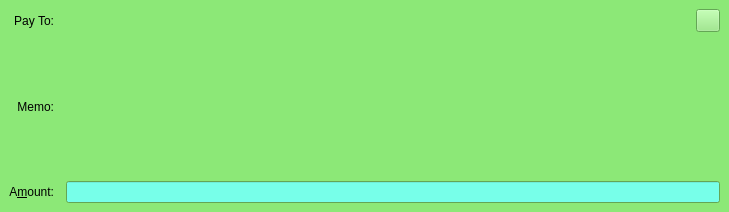
Qt form src/qt/forms/sendcoinsentry.ui (firoorg/firo) before a commit.
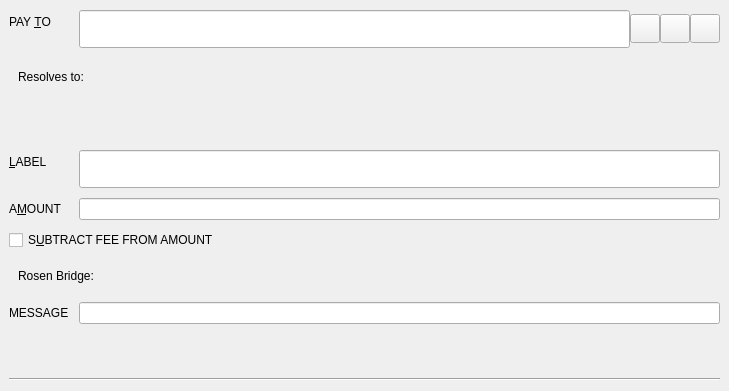
The same form after that commit. The open tabs and pages were chosen to show the change. Icons and pictures are not drawn. Custom widgets are drawn as their Qt base class.

Commit message: Qt: Redesign wallet UI with light/dark theme support (#1914)

The edit to the form file:
```diff
--- a/src/qt/forms/sendcoinsentry.ui
+++ b/src/qt/forms/sendcoinsentry.ui
@@ -23,26 +23,29 @@
    <property name="frameShape">
     <enum>QFrame::NoFrame</enum>
    </property>
-   <layout class="QGridLayout" name="gridLayout">
+   <layout class="QFormLayout" name="gridLayout">
+    <property name="fieldGrowthPolicy">
+     <enum>QFormLayout::ExpandingFieldsGrow</enum>
+    </property>
+    <property name="rowWrapPolicy">
+     <enum>QFormLayout::WrapLongRows</enum>
+    </property>
+    <property name="labelAlignment">
+     <set>Qt::AlignLeft|Qt::AlignVCenter</set>
+    </property>
+    <property name="spacing">
+     <number>10</number>
+    </property>
     <property name="topMargin">
-     <number>8</number>
+     <number>10</number>
     </property>
     <property name="bottomMargin">
-     <number>4</number>
-    </property>
-    <property name="horizontalSpacing">
-     <number>12</number>
-    </property>
-    <property name="verticalSpacing">
-     <number>8</number>
+     <number>10</number>
     </property>
     <item row="0" column="0">
      <widget class="QLabel" name="payToLabel">
       <property name="text">
-       <string>Pay &amp;To:</string>
-      </property>
-      <property name="alignment">
-       <set>Qt::AlignRight|Qt::AlignTrailing|Qt::AlignVCenter</set>
+       <string>PAY &amp;TO</string>
       </property>
       <property name="buddy">
        <cstring>payTo</cstring>
@@ -56,6 +59,12 @@
       </property>
       <item>
        <widget class="QValidatedLineEdit" name="payTo">
+        <property name="minimumSize">
+         <size>
+          <width>0</width>
+          <height>38</height>
+         </size>
+        </property>
         <property name="toolTip">
          <string>The Firo address to send the payment to</string>
         </property>
@@ -129,7 +138,53 @@
       </item>
      </layout>
     </item>
-    <item row="1" column="1">
+    <item row="1" column="0" colspan="2">
+     <widget class="QWidget" name="sparkNameResolvedRow" native="true">
+     <property name="visible">
+      <bool>false</bool>
+     </property>
+     <layout class="QHBoxLayout" name="horizontalLayoutSparkNameResolved">
+      <property name="spacing">
+       <number>6</number>
+      </property>
+      <item>
+       <widget class="QLabel" name="sparkNameResolvedLabel">
+        <property name="text">
+         <string>Resolves to:</string>
+        </property>
+       </widget>
+      </item>
+      <item>
+       <widget class="QLabel" name="sparkNameResolvedAddress">
+        <property name="text">
+         <string/>
+        </property>
+        <property name="textInteractionFlags">
+         <set>Qt::TextSelectableByMouse</set>
+        </property>
+       </widget>
+      </item>
+      <item>
+       <spacer name="horizontalSpacerSparkNameResolved">
+        <property name="orientation">
+         <enum>Qt::Horizontal</enum>
+        </property>
+        <property name="sizeHint" stdset="0">
+         <size>
+          <width>40</width>
+          <height>20</height>
+         </size>
+        </property>
+       </spacer>
+      </item>
+     </layout>
+     </widget>
+    </item>
+    <item row="2" column="0" colspan="2">
+     <widget class="QWidget" name="addressWarningRow" native="true">
+     <property name="visible">
+      <bool>false</bool>
+     </property>
      <layout class="QHBoxLayout" name="horizontalLayoutWarning" stretch="0,1">
       <property name="spacing">
        <number>0</number>
@@ -155,113 +210,141 @@
           10
         </property>
         <property name="styleSheet">
-          <string>margin-left:-30px;margin-right:-10px;margin-top:2px;</string>
+          <string>margin-top:2px;</string>
         </property>
        </widget>
       </item>
       <item>
         <widget class="QLabel" name="textWarning">
+          <property name="wordWrap">
+           <bool>true</bool>
+          </property>
           <property name="text">
           <string></string>
           </property>
-          <property name="styleSheet">
-            <string>color: #FFA800; margin-left:-10px;</string>
-          </property>
         </widget>
       </item>
      </layout>
+     </widget>
     </item>
-    <item row="2" column="0">
+    <item row="3" column="0">
      <widget class="QLabel" name="labellLabel">
       <property name="text">
-       <string>&amp;Label:</string>
-      </property>
-      <property name="alignment">
-       <set>Qt::AlignRight|Qt::AlignTrailing|Qt::AlignVCenter</set>
+       <string>&amp;LABEL</string>
       </property>
       <property name="buddy">
        <cstring>addAsLabel</cstring>
       </property>
      </widget>
     </item>
-    <item row="2" column="1">
+    <item row="3" column="1">
      <widget class="QLineEdit" name="addAsLabel">
+      <property name="minimumSize">
+       <size>
+        <width>0</width>
+        <height>38</height>
+       </size>
+      </property>
       <property name="toolTip">
        <string>Enter a label for this address to add it to the list of used addresses</string>
       </property>
      </widget>
     </item>
-    <item row="3" column="0">
+    <item row="4" column="0">
      <widget class="QLabel" name="amountLabel">
       <property name="text">
-       <string>A&amp;mount:</string>
-      </property>
-      <property name="alignment">
-       <set>Qt::AlignRight|Qt::AlignTrailing|Qt::AlignVCenter</set>
+       <string>A&amp;MOUNT</string>
       </property>
       <property name="buddy">
        <cstring>payAmount</cstring>
       </property>
      </widget>
     </item>
-    <item row="3" column="1">
-     <layout class="QHBoxLayout" name="horizontalLayoutAmount" stretch="0,1">
+    <item row="4" column="1">
+     <layout class="QHBoxLayout" name="horizontalLayoutAmount" stretch="1">
       <item>
        <widget class="BitcoinAmountField" name="payAmount"/>
       </item>
+     </layout>
+    </item>
+    <item row="5" column="0" colspan="2">
+     <layout class="QHBoxLayout" name="horizontalLayoutSubtractFee">
       <item>
        <widget class="QCheckBox" name="checkboxSubtractFeeFromAmount">
         <property name="toolTip">
          <string>The fee will be deducted from the amount being sent. The recipient will receive less firos than you enter in the amount field. If multiple recipients are selected, the fee is split equally.</string>
         </property>
         <property name="text">
-         <string>S&amp;ubtract fee from amount</string>
+         <string>S&amp;UBTRACT FEE FROM AMOUNT</string>
         </property>
        </widget>
       </item>
+      <item>
+       <spacer name="horizontalSpacerSubtractFee">
+        <property name="orientation">
+         <enum>Qt::Horizontal</enum>
+        </property>
+        <property name="sizeHint" stdset="0">
+         <size>
+          <width>40</width>
+          <height>20</height>
+         </size>
+        </property>
+       </spacer>
+      </item>
      </layout>
     </item>
-    <item row="4" column="0">
-     <widget class="QLabel" name="rosenBridgeLabel">
-      <property name="text">
-       <string>Rosen Bridge:</string>
+    <item row="6" column="0" colspan="2">
+     <widget class="QWidget" name="rosenBridgeRow" native="true">
+     <property name="visible">
+      <bool>false</bool>
+     </property>
+     <layout class="QHBoxLayout" name="horizontalLayoutRosenBridge">
+      <property name="spacing">
+       <number>6</number>
       </property>
-      <property name="alignment">
-       <set>Qt::AlignRight|Qt::AlignTop|Qt::AlignTrailing</set>
-      </property>
+      <item>
+       <widget class="QLabel" name="rosenBridgeLabel">
+        <property name="text">
+         <string>Rosen Bridge:</string>
+        </property>
+       </widget>
+      </item>
+      <item>
+       <widget class="QLabel" name="rosenBridgeDetails">
+        <property name="text">
+         <string/>
+        </property>
+        <property name="wordWrap">
+         <bool>true</bool>
+        </property>
+        <property name="textInteractionFlags">
+         <set>Qt::TextSelectableByMouse</set>
+        </property>
+       </widget>
+      </item>
+     </layout>
      </widget>
     </item>
-    <item row="4" column="1">
-     <widget class="QLabel" name="rosenBridgeDetails">
-      <property name="text">
-       <string/>
-      </property>
-      <property name="wordWrap">
-       <bool>true</bool>
-      </property>
-      <property name="textInteractionFlags">
-       <set>Qt::TextSelectableByMouse</set>
-      </property>
-     </widget>
-    </item>
-    <item row="6" column="0">
+    <item row="7" column="0">
      <widget class="QLabel" name="messageLabel">
       <property name="text">
-       <string>Message:</string>
-      </property>
-      <property name="alignment">
-       <set>Qt::AlignRight|Qt::AlignTrailing|Qt::AlignVCenter</set>
+       <string>MESSAGE</string>
       </property>
      </widget>
     </item>
-    <item row="6" column="1">
-    <widget class="QLineEdit" name="messageTextLabel">
+    <item row="7" column="1">
+     <widget class="QLineEdit" name="messageTextLabel">
       <property name="toolTip">
       <string>Optional message for this transaction</string>
       </property>
     </widget>
     </item>
-   <item row="7" column="1">
+    <item row="8" column="0" colspan="2">
+     <widget class="QWidget" name="messageWarningRow" native="true">
+     <property name="visible">
+      <bool>false</bool>
+     </property>
      <layout class="QHBoxLayout" name="horizontalLayoutWarning1" stretch="0,1">
       <property name="spacing">
        <number>0</number>
@@ -287,23 +370,24 @@
           10
         </property>
         <property name="styleSheet">
-          <string>margin-left:-30px;margin-right:-10px;margin-top:2px;</string>
+          <string>margin-top:2px;</string>
         </property>
        </widget>
       </item>
       <item>
         <widget class="QLabel" name="messageWarning">
+          <property name="wordWrap">
+           <bool>true</bool>
+          </property>
           <property name="text">
           <string></string>
           </property>
-          <property name="styleSheet">
-            <string>color: #FFA800; margin-left:-10px;</string>
-          </property>
         </widget>
       </item>
      </layout>
+     </widget>
     </item>
-    <item row="5" column="0" colspan="2">
+    <item row="9" column="0" colspan="2">
      <widget class="Line" name="line">
       <property name="orientation">
        <enum>Qt::Horizontal</enum>
@@ -312,1041 +396,6 @@
     </item>
    </layout>
   </widget>
-  <widget class="QFrame" name="SendCoins_UnauthenticatedPaymentRequest">
-   <property name="palette">
-    <palette>
-     <active>
-      <colorrole role="WindowText">
-       <brush brushstyle="SolidPattern">
-        <color alpha="255">
-         <red>0</red>
-         <green>0</green>
-         <blue>0</blue>
-        </color>
-       </brush>
-      </colorrole>
-      <colorrole role="Button">
-       <brush brushstyle="SolidPattern">
-        <color alpha="255">
-         <red>255</red>
-         <green>255</green>
-         <blue>127</blue>
-        </color>
-       </brush>
-      </colorrole>
-      <colorrole role="Light">
-       <brush brushstyle="SolidPattern">
-        <color alpha="255">
-         <red>255</red>
-         <green>255</green>
-         <blue>255</blue>
-        </color>
-       </brush>
-      </colorrole>
-      <colorrole role="Midlight">
-       <brush brushstyle="SolidPattern">
-        <color alpha="255">
-         <red>255</red>
-         <green>255</green>
-         <blue>191</blue>
-        </color>
-       </brush>
-      </colorrole>
-      <colorrole role="Dark">
-       <brush brushstyle="SolidPattern">
-        <color alpha="255">
-         <red>127</red>
-         <green>127</green>
-         <blue>63</blue>
-        </color>
-       </brush>
-      </colorrole>
-      <colorrole role="Mid">
-       <brush brushstyle="SolidPattern">
-        <color alpha="255">
-         <red>170</red>
-         <green>170</green>
-         <blue>84</blue>
-        </color>
-       </brush>
-      </colorrole>
-      <colorrole role="Text">
-       <brush brushstyle="SolidPattern">
-        <color alpha="255">
-         <red>0</red>
-         <green>0</green>
-         <blue>0</blue>
-        </color>
-       </brush>
-      </colorrole>
-      <colorrole role="BrightText">
-       <brush brushstyle="SolidPattern">
-        <color alpha="255">
-         <red>255</red>
-         <green>255</green>
-         <blue>255</blue>
-        </color>
-       </brush>
-      </colorrole>
-      <colorrole role="ButtonText">
-       <brush brushstyle="SolidPattern">
-        <color alpha="255">
-         <red>0</red>
-         <green>0</green>
-         <blue>0</blue>
-        </color>
-       </brush>
-      </colorrole>
-      <colorrole role="Base">
-       <brush brushstyle="SolidPattern">
-        <color alpha="255">
-         <red>255</red>
-         <green>255</green>
-         <blue>255</blue>
-        </color>
-       </brush>
-      </colorrole>
-      <colorrole role="Window">
-       <brush brushstyle="SolidPattern">
-        <color alpha="255">
-         <red>255</red>
-         <green>255</green>
-         <blue>127</blue>
-        </color>
-       </brush>
-      </colorrole>
-      <colorrole role="Shadow">
-       <brush brushstyle="SolidPattern">
-        <color alpha="255">
-         <red>0</red>
-         <green>0</green>
-         <blue>0</blue>
-        </color>
-       </brush>
-      </colorrole>
-      <colorrole role="AlternateBase">
-       <brush brushstyle="SolidPattern">
-        <color alpha="255">
-         <red>255</red>
-         <green>255</green>
-         <blue>191</blue>
-        </color>
-       </brush>
-      </colorrole>
-      <colorrole role="ToolTipBase">
-       <brush brushstyle="SolidPattern">
-        <color alpha="255">
-         <red>255</red>
-         <green>255</green>
-         <blue>220</blue>
-        </color>
-       </brush>
-      </colorrole>
-      <colorrole role="ToolTipText">
-       <brush brushstyle="SolidPattern">
-        <color alpha="255">
-         <red>0</red>
-         <green>0</green>
-         <blue>0</blue>
-        </color>
-       </brush>
-      </colorrole>
-     </active>
-     <inactive>
-      <colorrole role="WindowText">
-       <brush brushstyle="SolidPattern">
-        <color alpha="255">
-         <red>0</red>
-         <green>0</green>
-         <blue>0</blue>
-        </color>
-       </brush>
-      </colorrole>
-      <colorrole role="Button">
-       <brush brushstyle="SolidPattern">
-        <color alpha="255">
-         <red>255</red>
-         <green>255</green>
-         <blue>127</blue>
-        </color>
-       </brush>
-      </colorrole>
-      <colorrole role="Light">
-       <brush brushstyle="SolidPattern">
-        <color alpha="255">
-         <red>255</red>
-         <green>255</green>
-         <blue>255</blue>
-        </color>
-       </brush>
-      </colorrole>
-      <colorrole role="Midlight">
-       <brush brushstyle="SolidPattern">
-        <color alpha="255">
-         <red>255</red>
-         <green>255</green>
-         <blue>191</blue>
-        </color>
-       </brush>
-      </colorrole>
-      <colorrole role="Dark">
-       <brush brushstyle="SolidPattern">
-        <color alpha="255">
-         <red>127</red>
-         <green>127</green>
-         <blue>63</blue>
-        </color>
-       </brush>
-      </colorrole>
-      <colorrole role="Mid">
-       <brush brushstyle="SolidPattern">
-        <color alpha="255">
-         <red>170</red>
-         <green>170</green>
-         <blue>84</blue>
-        </color>
-       </brush>
-      </colorrole>
-      <colorrole role="Text">
-       <brush brushstyle="SolidPattern">
-        <color alpha="255">
-         <red>0</red>
-         <green>0</green>
-         <blue>0</blue>
-        </color>
-       </brush>
-      </colorrole>
-      <colorrole role="BrightText">
-       <brush brushstyle="SolidPattern">
-        <color alpha="255">
-         <red>255</red>
-         <green>255</green>
-         <blue>255</blue>
-        </color>
-       </brush>
-      </colorrole>
-      <colorrole role="ButtonText">
-       <brush brushstyle="SolidPattern">
-        <color alpha="255">
-         <red>0</red>
-         <green>0</green>
-         <blue>0</blue>
-        </color>
-       </brush>
-      </colorrole>
-      <colorrole role="Base">
-       <brush brushstyle="SolidPattern">
-        <color alpha="255">
-         <red>255</red>
-         <green>255</green>
-         <blue>255</blue>
-        </color>
-       </brush>
-      </colorrole>
-      <colorrole role="Window">
-       <brush brushstyle="SolidPattern">
-        <color alpha="255">
-         <red>255</red>
-         <green>255</green>
-         <blue>127</blue>
-        </color>
-       </brush>
-      </colorrole>
-      <colorrole role="Shadow">
-       <brush brushstyle="SolidPattern">
-        <color alpha="255">
-         <red>0</red>
-         <green>0</green>
-         <blue>0</blue>
-        </color>
-       </brush>
-      </colorrole>
-      <colorrole role="AlternateBase">
-       <brush brushstyle="SolidPattern">
-        <color alpha="255">
-         <red>255</red>
-         <green>255</green>
-         <blue>191</blue>
-        </color>
-       </brush>
-      </colorrole>
-      <colorrole role="ToolTipBase">
-       <brush brushstyle="SolidPattern">
-        <color alpha="255">
-         <red>255</red>
-         <green>255</green>
-         <blue>220</blue>
-        </color>
-       </brush>
-      </colorrole>
-      <colorrole role="ToolTipText">
-       <brush brushstyle="SolidPattern">
-        <color alpha="255">
-         <red>0</red>
-         <green>0</green>
-         <blue>0</blue>
-        </color>
-       </brush>
-      </colorrole>
-     </inactive>
-     <disabled>
-      <colorrole role="WindowText">
-       <brush brushstyle="SolidPattern">
-        <color alpha="255">
-         <red>127</red>
-         <green>127</green>
-         <blue>63</blue>
-        </color>
-       </brush>
-      </colorrole>
-      <colorrole role="Button">
-       <brush brushstyle="SolidPattern">
-        <color alpha="255">
-         <red>255</red>
-         <green>255</green>
-         <blue>127</blue>
-        </color>
-       </brush>
-      </colorrole>
-      <colorrole role="Light">
-       <brush brushstyle="SolidPattern">
-        <color alpha="255">
-         <red>255</red>
-         <green>255</green>
-         <blue>255</blue>
-        </color>
-       </brush>
-      </colorrole>
-      <colorrole role="Midlight">
-       <brush brushstyle="SolidPattern">
-        <color alpha="255">
-         <red>255</red>
-         <green>255</green>
-         <blue>191</blue>
-        </color>
-       </brush>
-      </colorrole>
-      <colorrole role="Dark">
-       <brush brushstyle="SolidPattern">
-        <color alpha="255">
-         <red>127</red>
-         <green>127</green>
-         <blue>63</blue>
-        </color>
-       </brush>
-      </colorrole>
-      <colorrole role="Mid">
-       <brush brushstyle="SolidPattern">
-        <color alpha="255">
-         <red>170</red>
-         <green>170</green>
-         <blue>84</blue>
-        </color>
-       </brush>
-      </colorrole>
-      <colorrole role="Text">
-       <brush brushstyle="SolidPattern">
-        <color alpha="255">
-         <red>127</red>
-         <green>127</green>
-         <blue>63</blue>
-        </color>
-       </brush>
-      </colorrole>
-      <colorrole role="BrightText">
-       <brush brushstyle="SolidPattern">
-        <color alpha="255">
-         <red>255</red>
-         <green>255</green>
-         <blue>255</blue>
-        </color>
-       </brush>
-      </colorrole>
-      <colorrole role="ButtonText">
-       <brush brushstyle="SolidPattern">
-        <color alpha="255">
-         <red>127</red>
-         <green>127</green>
-         <blue>63</blue>
-        </color>
-       </brush>
-      </colorrole>
-      <colorrole role="Base">
-       <brush brushstyle="SolidPattern">
-        <color alpha="255">
-         <red>255</red>
-         <green>255</green>
-         <blue>127</blue>
-        </color>
-       </brush>
-      </colorrole>
-      <colorrole role="Window">
-       <brush brushstyle="SolidPattern">
-        <color alpha="255">
-         <red>255</red>
-         <green>255</green>
-         <blue>127</blue>
-        </color>
-       </brush>
-      </colorrole>
-      <colorrole role="Shadow">
-       <brush brushstyle="SolidPattern">
-        <color alpha="255">
-         <red>0</red>
-         <green>0</green>
-         <blue>0</blue>
-        </color>
-       </brush>
-      </colorrole>
-      <colorrole role="AlternateBase">
-       <brush brushstyle="SolidPattern">
-        <color alpha="255">
-         <red>255</red>
-         <green>255</green>
-         <blue>127</blue>
-        </color>
-       </brush>
-      </colorrole>
-      <colorrole role="ToolTipBase">
-       <brush brushstyle="SolidPattern">
-        <color alpha="255">
-         <red>255</red>
-         <green>255</green>
-         <blue>220</blue>
-        </color>
-       </brush>
-      </colorrole>
-      <colorrole role="ToolTipText">
-       <brush brushstyle="SolidPattern">
-        <color alpha="255">
-         <red>0</red>
-         <green>0</green>
-         <blue>0</blue>
-        </color>
-       </brush>
-      </colorrole>
-     </disabled>
-    </palette>
-   </property>
-   <property name="toolTip">
-    <string>This is an unauthenticated payment request.</string>
-   </property>
-   <property name="autoFillBackground">
-    <bool>true</bool>
-   </property>
-   <property name="frameShape">
-    <enum>QFrame::NoFrame</enum>
-   </property>
-   <layout class="QGridLayout" name="gridLayout_is">
-    <property name="spacing">
-     <number>12</number>
-    </property>
-    <item row="0" column="0">
-     <widget class="QLabel" name="payToLabel_is">
-      <property name="text">
-       <string>Pay To:</string>
-      </property>
-      <property name="alignment">
-       <set>Qt::AlignRight|Qt::AlignTrailing|Qt::AlignVCenter</set>
-      </property>
-     </widget>
-    </item>
-    <item row="0" column="1">
-     <layout class="QHBoxLayout" name="payToLayout_is">
-      <property name="spacing">
-       <number>0</number>
-      </property>
-      <item>
-       <widget class="QLabel" name="payTo_is"/>
-      </item>
-      <item>
-       <widget class="QToolButton" name="deleteButton_is">
-        <property name="toolTip">
-         <string>Remove this entry</string>
-        </property>
-        <property name="text">
-         <string/>
-        </property>
-        <property name="icon">
-         <iconset resource="../bitcoin.qrc">
-          <normaloff>:/icons/remove</normaloff>:/icons/remove</iconset>
-        </property>
-       </widget>
-      </item>
-     </layout>
-    </item>
-    <item row="1" column="0">
-     <widget class="QLabel" name="memoLabel_is">
-      <property name="text">
-       <string>Memo:</string>
-      </property>
-      <property name="alignment">
-       <set>Qt::AlignRight|Qt::AlignTrailing|Qt::AlignVCenter</set>
-      </property>
-     </widget>
-    </item>
-    <item row="1" column="1">
-     <widget class="QLabel" name="memoTextLabel_is">
-      <property name="textFormat">
-       <enum>Qt::PlainText</enum>
-      </property>
-     </widget>
-    </item>
-    <item row="2" column="0">
-     <widget class="QLabel" name="amountLabel_is">
-      <property name="text">
-       <string>A&amp;mount:</string>
-      </property>
-      <property name="alignment">
-       <set>Qt::AlignRight|Qt::AlignTrailing|Qt::AlignVCenter</set>
-      </property>
-      <property name="buddy">
-       <cstring>payAmount_is</cstring>
-      </property>
-     </widget>
-    </item>
-    <item row="2" column="1">
-     <widget class="BitcoinAmountField" name="payAmount_is">
-      <property name="acceptDrops">
-       <bool>false</bool>
-      </property>
-     </widget>
-    </item>
-   </layout>
-  </widget>
-  <widget class="QFrame" name="SendCoins_AuthenticatedPaymentRequest">
-   <property name="palette">
-    <palette>
-     <active>
-      <colorrole role="WindowText">
-       <brush brushstyle="SolidPattern">
-        <color alpha="255">
-         <red>0</red>
-         <green>0</green>
-         <blue>0</blue>
-        </color>
-       </brush>
-      </colorrole>
-      <colorrole role="Button">
-       <brush brushstyle="SolidPattern">
-        <color alpha="255">
-         <red>140</red>
-         <green>232</green>
-         <blue>119</blue>
-        </color>
-       </brush>
-      </colorrole>
-      <colorrole role="Light">
-       <brush brushstyle="SolidPattern">
-        <color alpha="255">
-         <red>230</red>
-         <green>255</green>
-         <blue>224</blue>
-        </color>
-       </brush>
-      </colorrole>
-      <colorrole role="Midlight">
-       <brush brushstyle="SolidPattern">
-        <color alpha="255">
-         <red>185</red>
-         <green>243</green>
-         <blue>171</blue>
-        </color>
-       </brush>
-      </colorrole>
-      <colorrole role="Dark">
-       <brush brushstyle="SolidPattern">
-        <color alpha="255">
-         <red>70</red>
-         <green>116</green>
-         <blue>59</blue>
-        </color>
-       </brush>
-      </colorrole>
-      <colorrole role="Mid">
-       <brush brushstyle="SolidPattern">
-        <color alpha="255">
-         <red>93</red>
-         <green>155</green>
-         <blue>79</blue>
-        </color>
-       </brush>
-      </colorrole>
-      <colorrole role="Text">
-       <brush brushstyle="SolidPattern">
-        <color alpha="255">
-         <red>0</red>
-         <green>0</green>
-         <blue>0</blue>
-        </color>
-       </brush>
-      </colorrole>
-      <colorrole role="BrightText">
-       <brush brushstyle="SolidPattern">
-        <color alpha="255">
-         <red>155</red>
-         <green>255</green>
-         <blue>147</blue>
-        </color>
-       </brush>
-      </colorrole>
-      <colorrole role="ButtonText">
-       <brush brushstyle="SolidPattern">
-        <color alpha="255">
-         <red>0</red>
-         <green>0</green>
-         <blue>0</blue>
-        </color>
-       </brush>
-      </colorrole>
-      <colorrole role="Base">
-       <brush brushstyle="SolidPattern">
-        <color alpha="255">
-         <red>119</red>
-         <green>255</green>
-         <blue>233</blue>
-        </color>
-       </brush>
-      </colorrole>
-      <colorrole role="Window">
-       <brush brushstyle="SolidPattern">
-        <color alpha="255">
-         <red>140</red>
-         <green>232</green>
-         <blue>119</blue>
-        </color>
-       </brush>
-      </colorrole>
-      <colorrole role="Shadow">
-       <brush brushstyle="SolidPattern">
-        <color alpha="255">
-         <red>0</red>
-         <green>0</green>
-         <blue>0</blue>
-        </color>
-       </brush>
-      </colorrole>
-      <colorrole role="AlternateBase">
-       <brush brushstyle="SolidPattern">
-        <color alpha="255">
-         <red>197</red>
-         <green>243</green>
-         <blue>187</blue>
-        </color>
-       </brush>
-      </colorrole>
-      <colorrole role="NoRole">
-       <brush brushstyle="SolidPattern">
-        <color alpha="255">
-         <red>125</red>
-         <green>194</green>
-         <blue>122</blue>
-        </color>
-       </brush>
-      </colorrole>
-      <colorrole role="ToolTipBase">
-       <brush brushstyle="SolidPattern">
-        <color alpha="255">
-         <red>255</red>
-         <green>255</green>
-         <blue>220</blue>
-        </color>
-       </brush>
-      </colorrole>
-      <colorrole role="ToolTipText">
-       <brush brushstyle="SolidPattern">
-        <color alpha="255">
-         <red>0</red>
-         <green>0</green>
-         <blue>0</blue>
-        </color>
-       </brush>
-      </colorrole>
-     </active>
-     <inactive>
-      <colorrole role="WindowText">
-       <brush brushstyle="SolidPattern">
-        <color alpha="255">
-         <red>0</red>
-         <green>0</green>
-         <blue>0</blue>
-        </color>
-       </brush>
-      </colorrole>
-      <colorrole role="Button">
-       <brush brushstyle="SolidPattern">
-        <color alpha="255">
-         <red>140</red>
-         <green>232</green>
-         <blue>119</blue>
-        </color>
-       </brush>
-      </colorrole>
-      <colorrole role="Light">
-       <brush brushstyle="SolidPattern">
-        <color alpha="255">
-         <red>230</red>
-         <green>255</green>
-         <blue>224</blue>
-        </color>
-       </brush>
-      </colorrole>
-      <colorrole role="Midlight">
-       <brush brushstyle="SolidPattern">
-        <color alpha="255">
-         <red>185</red>
-         <green>243</green>
-         <blue>171</blue>
-        </color>
-       </brush>
-      </colorrole>
-      <colorrole role="Dark">
-       <brush brushstyle="SolidPattern">
-        <color alpha="255">
-         <red>70</red>
-         <green>116</green>
-         <blue>59</blue>
-        </color>
-       </brush>
-      </colorrole>
-      <colorrole role="Mid">
-       <brush brushstyle="SolidPattern">
-        <color alpha="255">
-         <red>93</red>
-         <green>155</green>
-         <blue>79</blue>
-        </color>
-       </brush>
-      </colorrole>
-      <colorrole role="Text">
-       <brush brushstyle="SolidPattern">
-        <color alpha="255">
-         <red>0</red>
-         <green>0</green>
-         <blue>0</blue>
-        </color>
-       </brush>
-      </colorrole>
-      <colorrole role="BrightText">
-       <brush brushstyle="SolidPattern">
-        <color alpha="255">
-         <red>155</red>
-         <green>255</green>
-         <blue>147</blue>
-        </color>
-       </brush>
-      </colorrole>
-      <colorrole role="ButtonText">
-       <brush brushstyle="SolidPattern">
-        <color alpha="255">
-         <red>0</red>
-         <green>0</green>
-         <blue>0</blue>
-        </color>
-       </brush>
-      </colorrole>
-      <colorrole role="Base">
-       <brush brushstyle="SolidPattern">
-        <color alpha="255">
-         <red>119</red>
-         <green>255</green>
-         <blue>233</blue>
-        </color>
-       </brush>
-      </colorrole>
-      <colorrole role="Window">
-       <brush brushstyle="SolidPattern">
-        <color alpha="255">
-         <red>140</red>
-         <green>232</green>
-         <blue>119</blue>
-        </color>
-       </brush>
-      </colorrole>
-      <colorrole role="Shadow">
-       <brush brushstyle="SolidPattern">
-        <color alpha="255">
-         <red>0</red>
-         <green>0</green>
-         <blue>0</blue>
-        </color>
-       </brush>
-      </colorrole>
-      <colorrole role="AlternateBase">
-       <brush brushstyle="SolidPattern">
-        <color alpha="255">
-         <red>197</red>
-         <green>243</green>
-         <blue>187</blue>
-        </color>
-       </brush>
-      </colorrole>
-      <colorrole role="NoRole">
-       <brush brushstyle="SolidPattern">
-        <color alpha="255">
-         <red>125</red>
-         <green>194</green>
-         <blue>122</blue>
-        </color>
-       </brush>
-      </colorrole>
-      <colorrole role="ToolTipBase">
-       <brush brushstyle="SolidPattern">
-        <color alpha="255">
-         <red>255</red>
-         <green>255</green>
-         <blue>220</blue>
-        </color>
-       </brush>
-      </colorrole>
-      <colorrole role="ToolTipText">
-       <brush brushstyle="SolidPattern">
-        <color alpha="255">
-         <red>0</red>
-         <green>0</green>
-         <blue>0</blue>
-        </color>
-       </brush>
-      </colorrole>
-     </inactive>
-     <disabled>
-      <colorrole role="WindowText">
-       <brush brushstyle="SolidPattern">
-        <color alpha="255">
-         <red>70</red>
-         <green>116</green>
-         <blue>59</blue>
-        </color>
-       </brush>
-      </colorrole>
-      <colorrole role="Button">
-       <brush brushstyle="SolidPattern">
-        <color alpha="255">
-         <red>140</red>
-         <green>232</green>
-         <blue>119</blue>
-        </color>
-       </brush>
-      </colorrole>
-      <colorrole role="Light">
-       <brush brushstyle="SolidPattern">
-        <color alpha="255">
-         <red>230</red>
-         <green>255</green>
-         <blue>224</blue>
-        </color>
-       </brush>
-      </colorrole>
-      <colorrole role="Midlight">
-       <brush brushstyle="SolidPattern">
-        <color alpha="255">
-         <red>185</red>
-         <green>243</green>
-         <blue>171</blue>
-        </color>
-       </brush>
-      </colorrole>
-      <colorrole role="Dark">
-       <brush brushstyle="SolidPattern">
-        <color alpha="255">
-         <red>70</red>
-         <green>116</green>
-         <blue>59</blue>
-        </color>
-       </brush>
-      </colorrole>
-      <colorrole role="Mid">
-       <brush brushstyle="SolidPattern">
-        <color alpha="255">
-         <red>93</red>
-         <green>155</green>
-         <blue>79</blue>
-        </color>
-       </brush>
-      </colorrole>
-      <colorrole role="Text">
-       <brush brushstyle="SolidPattern">
-        <color alpha="255">
-         <red>70</red>
-         <green>116</green>
-         <blue>59</blue>
-        </color>
-       </brush>
-      </colorrole>
-      <colorrole role="BrightText">
-       <brush brushstyle="SolidPattern">
-        <color alpha="255">
-         <red>155</red>
-         <green>255</green>
-         <blue>147</blue>
-        </color>
-       </brush>
-      </colorrole>
-      <colorrole role="ButtonText">
-       <brush brushstyle="SolidPattern">
-        <color alpha="255">
-         <red>70</red>
-         <green>116</green>
-         <blue>59</blue>
-        </color>
-       </brush>
-      </colorrole>
-      <colorrole role="Base">
-       <brush brushstyle="SolidPattern">
-        <color alpha="255">
-         <red>140</red>
-         <green>232</green>
-         <blue>119</blue>
-        </color>
-       </brush>
-      </colorrole>
-      <colorrole role="Window">
-       <brush brushstyle="SolidPattern">
-        <color alpha="255">
-         <red>140</red>
-         <green>232</green>
-         <blue>119</blue>
-        </color>
-       </brush>
-      </colorrole>
-      <colorrole role="Shadow">
-       <brush brushstyle="SolidPattern">
-        <color alpha="255">
-         <red>0</red>
-         <green>0</green>
-         <blue>0</blue>
-        </color>
-       </brush>
-      </colorrole>
-      <colorrole role="AlternateBase">
-       <brush brushstyle="SolidPattern">
-        <color alpha="255">
-         <red>140</red>
-         <green>232</green>
-         <blue>119</blue>
-        </color>
-       </brush>
-      </colorrole>
-      <colorrole role="NoRole">
-       <brush brushstyle="SolidPattern">
-        <color alpha="255">
-         <red>125</red>
-         <green>194</green>
-         <blue>122</blue>
-        </color>
-       </brush>
-      </colorrole>
-      <colorrole role="ToolTipBase">
-       <brush brushstyle="SolidPattern">
-        <color alpha="255">
-         <red>255</red>
-         <green>255</green>
-         <blue>220</blue>
-        </color>
-       </brush>
-      </colorrole>
-      <colorrole role="ToolTipText">
-       <brush brushstyle="SolidPattern">
-        <color alpha="255">
-         <red>0</red>
-         <green>0</green>
-         <blue>0</blue>
-        </color>
-       </brush>
-      </colorrole>
-     </disabled>
-    </palette>
-   </property>
-   <property name="toolTip">
-    <string>This is an authenticated payment request.</string>
-   </property>
-   <property name="autoFillBackground">
-    <bool>true</bool>
-   </property>
-   <property name="frameShape">
-    <enum>QFrame::NoFrame</enum>
-   </property>
-   <layout class="QGridLayout" name="gridLayout_s">
-    <property name="spacing">
-     <number>12</number>
-    </property>
-    <item row="0" column="0">
-     <widget class="QLabel" name="payToLabel_s">
-      <property name="text">
-       <string>Pay To:</string>
-      </property>
-      <property name="alignment">
-       <set>Qt::AlignRight|Qt::AlignTrailing|Qt::AlignVCenter</set>
-      </property>
-     </widget>
-    </item>
-    <item row="0" column="1">
-     <layout class="QHBoxLayout" name="payToLayout_s">
-      <property name="spacing">
-       <number>0</number>
-      </property>
-      <item>
-       <widget class="QLabel" name="payTo_s">
-        <property name="textFormat">
-         <enum>Qt::PlainText</enum>
-        </property>
-       </widget>
-      </item>
-      <item>
-       <widget class="QToolButton" name="deleteButton_s">
-        <property name="toolTip">
-         <string>Remove this entry</string>
-        </property>
-        <property name="text">
-         <string/>
-        </property>
-        <property name="icon">
-         <iconset resource="../bitcoin.qrc">
-          <normaloff>:/icons/remove</normaloff>:/icons/remove</iconset>
-        </property>
-       </widget>
-      </item>
-     </layout>
-    </item>
-    <item row="1" column="0">
-     <widget class="QLabel" name="memoLabel_s">
-      <property name="text">
-       <string>Memo:</string>
-      </property>
-      <property name="alignment">
-       <set>Qt::AlignRight|Qt::AlignTrailing|Qt::AlignVCenter</set>
-      </property>
-     </widget>
-    </item>
-    <item row="1" column="1">
-     <widget class="QLabel" name="memoTextLabel_s">
-      <property name="textFormat">
-       <enum>Qt::PlainText</enum>
-      </property>
-     </widget>
-    </item>
-    <item row="2" column="0">
-     <widget class="QLabel" name="amountLabel_s">
-      <property name="text">
-       <string>A&amp;mount:</string>
-      </property>
-      <property name="alignment">
-       <set>Qt::AlignRight|Qt::AlignTrailing|Qt::AlignVCenter</set>
-      </property>
-      <property name="buddy">
-       <cstring>payAmount_s</cstring>
-      </property>
-     </widget>
-    </item>
-    <item row="2" column="1">
-     <widget class="BitcoinAmountField" name="payAmount_s">
-      <property name="acceptDrops">
-       <bool>false</bool>
-      </property>
-     </widget>
-    </item>
-   </layout>
-  </widget>
  </widget>
  <customwidgets>
   <customwidget>
```
Left out of the diff: 7 changed lines with no effect on the pictures. The commit also changes 149 other files.
